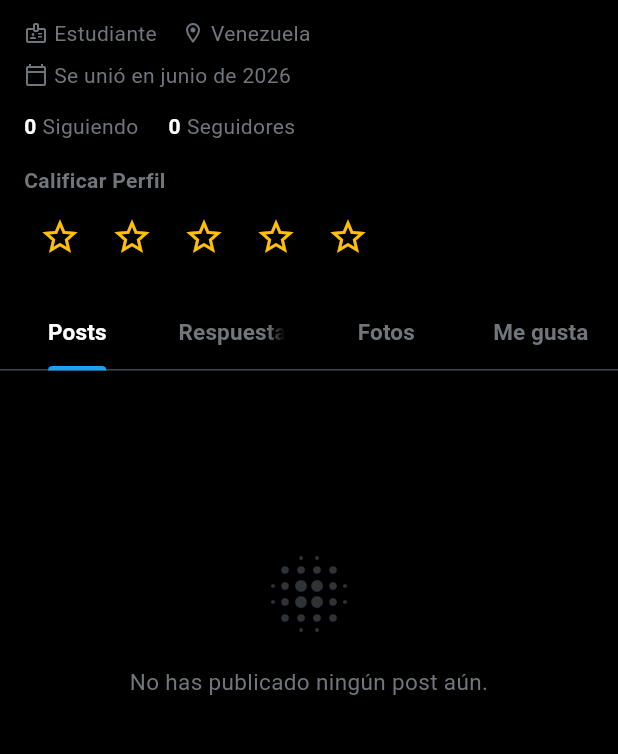
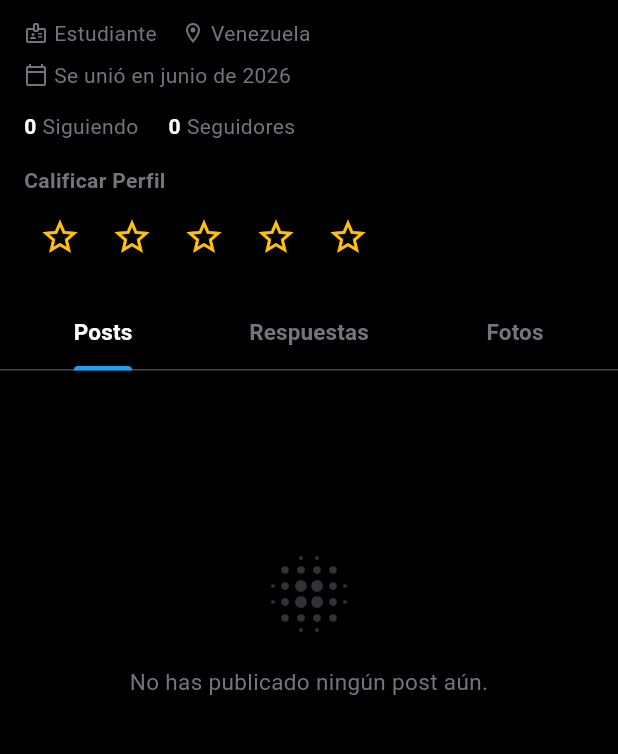
Before and after one commit to Pasek56/Connecnet, a Flutter app: the screen it shows once a user with an empty profile is signed in, after a tap on the "person" icon, on a phone screen of 412 x 824 dp, the part 363-1117 px from its top. Run offline on Flutter 3.47's test engine with Material 3 defaults, Android fonts, the phone set to English and light mode, and no system bars; our stand-ins replace image_picker, supabase_flutter; accounts and stored records are empty; network calls fail.

Commit message:
Log off button and erase the "Me gusta" tab in the profile

```diff
--- a/lib/screens/dashboard_screen.dart
+++ b/lib/screens/dashboard_screen.dart
@@ -211,6 +211,10 @@ class _DashboardScreenState extends State<DashboardScreen> {
   Widget build(BuildContext context) {
     return Scaffold(
       appBar: AppBar(
+        leading: IconButton(
+          icon: const Icon(Icons.logout),
+          onPressed: widget.onLogout,
+        ),
         title: const Text(
           'ConnectNet',
           style: TextStyle(fontWeight: FontWeight.bold),
--- a/lib/screens/profile_screen.dart
+++ b/lib/screens/profile_screen.dart
@@ -33,7 +33,7 @@ class _ProfileScreenState extends State<ProfileScreen>
   @override
   void initState() {
     super.initState();
-    _tabController = TabController(length: 4, vsync: this);
+    _tabController = TabController(length: 3, vsync: this);
     _fetchProfile();
   }
 
@@ -427,7 +427,6 @@ class _ProfileScreenState extends State<ProfileScreen>
                     Tab(text: 'Posts'),
                     Tab(text: 'Respuestas'),
                     Tab(text: 'Fotos'),
-                    Tab(text: 'Me gusta'),
                   ],
                 ),
               ),
@@ -442,7 +441,6 @@ class _ProfileScreenState extends State<ProfileScreen>
             _buildEmptyState(
               'No se han subido archivos multimedia recientemente.',
             ),
-            _buildTweetList(onlyLiked: true),
           ],
         ),
       ),
```
